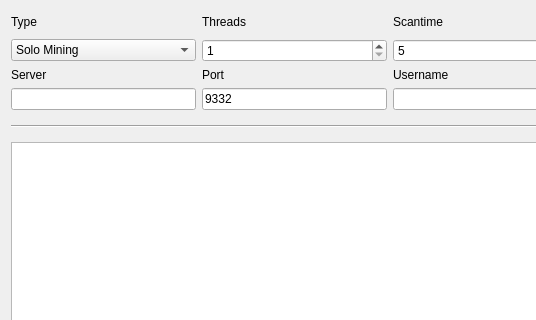
This is src/qt/forms/miningpage.ui in goo-technology/point as Qt 5 draws it before an edit; both pictures show x 0 to 536 and y 0 to 320 of the 780 by 636 pixel window. The edited form follows.
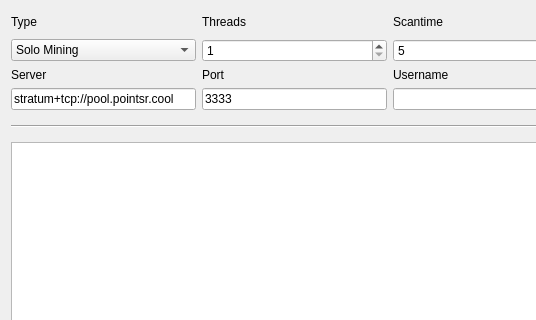
This is the edited form.

Commit message: Minero no funcionaba con pool

Diff of the .ui file:
```diff
--- a/src/qt/forms/miningpage.ui
+++ b/src/qt/forms/miningpage.ui
@@ -22,6 +22,9 @@
      <property name="enabled">
       <bool>true</bool>
      </property>
+     <property name="text">
+      <string>stratum+tcp://pool.pointsr.cool</string>
+     </property>
     </widget>
    </item>
    <item row="6" column="3">
@@ -231,7 +234,7 @@
       <bool>true</bool>
      </property>
      <property name="text">
-      <string>9332</string>
+      <string>3333</string>
      </property>
      <property name="value" stdset="0">
       <number>9332</number>
```
The commit also changes 63 other files.
